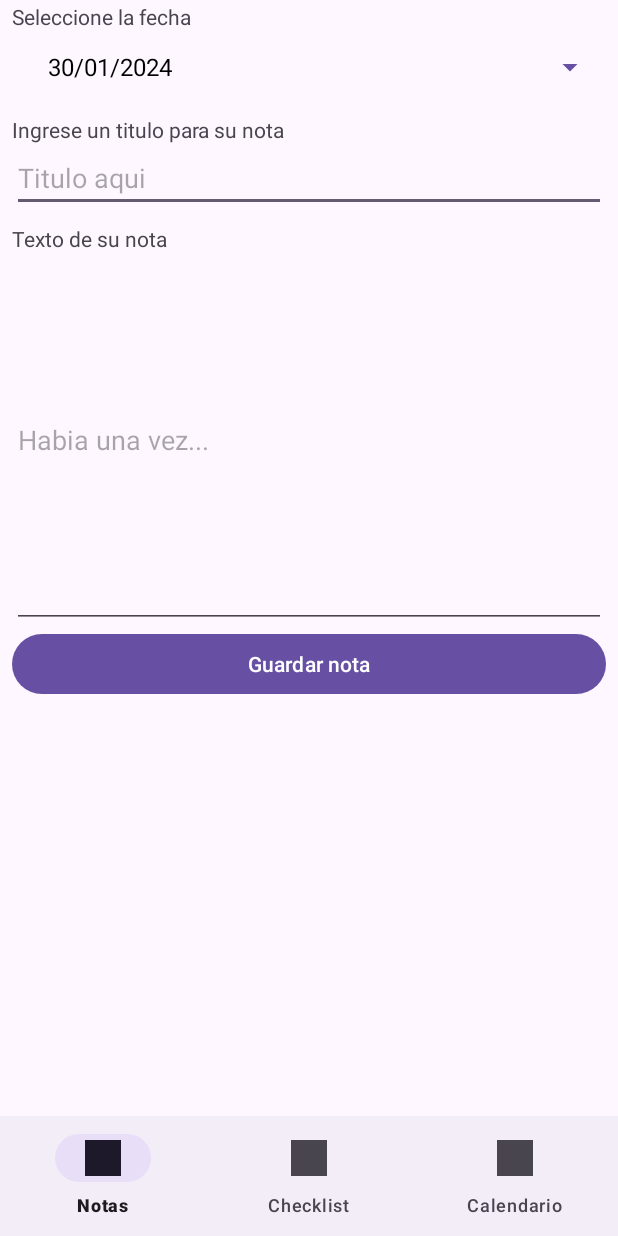
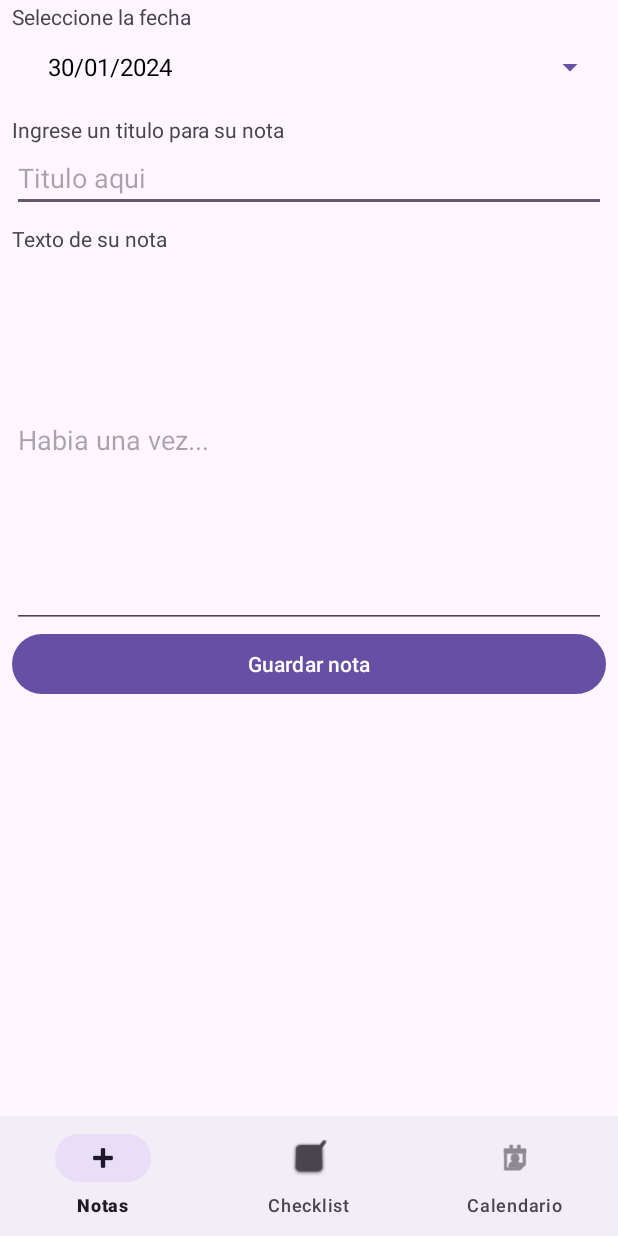
Before and after one commit to Tidechi/YIPPIEEE, an Android app: the screen it shows after launch (MainActivity), on a phone screen of 412 x 824 dp. Run offline under Robolectric (Android 15) with nearby library versions, the phone set to English and light mode, and no system bars.

Commit message:
Iconos beta agregados hasta que averiguemos como rayos cambiar los iconos a algo custom

```diff
--- a/app/src/main/java/com/example/proyectodeejemplo/MainActivity.java
+++ b/app/src/main/java/com/example/proyectodeejemplo/MainActivity.java
@@ -31,7 +31,6 @@ public class MainActivity extends AppCompatActivity {
         navigation.setOnItemSelectedListener(mOnNavigationItemSelectedListener);
 
         // Load the default fragment at startup
-        Log.d("MainActivity", "Loading AgregarNotaFragment");
         loadFragment(agregarNotaFragment);
     }
 
--- a/app/src/main/res/menu/bottom_navigation.xml
+++ b/app/src/main/res/menu/bottom_navigation.xml
@@ -2,13 +2,13 @@
     <item
         android:id="@+id/notas"
         android:title="Notas"
-        android:icon="@drawable/notes" />
+        android:icon="@android:drawable/ic_input_add"/>
     <item
         android:id="@+id/checklist"
         android:title="Checklist"
-        android:icon="@drawable/checklist" />
+        android:icon="@android:drawable/checkbox_on_background"/> <!-- Ensure tint is consistent -->
     <item
         android:id="@+id/calendario"
         android:title="Calendario"
-        android:icon="@drawable/calendar" />
+        android:icon="@android:drawable/ic_menu_my_calendar"/> <!-- Ensure tint is consistent -->
 </menu>
```
